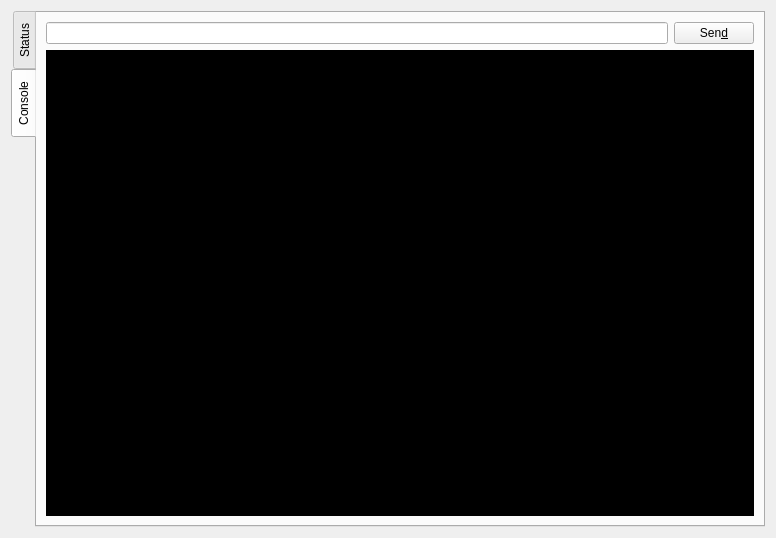
Qt form src/server_widget.ui (jjzhang166/RconGui) before a commit.
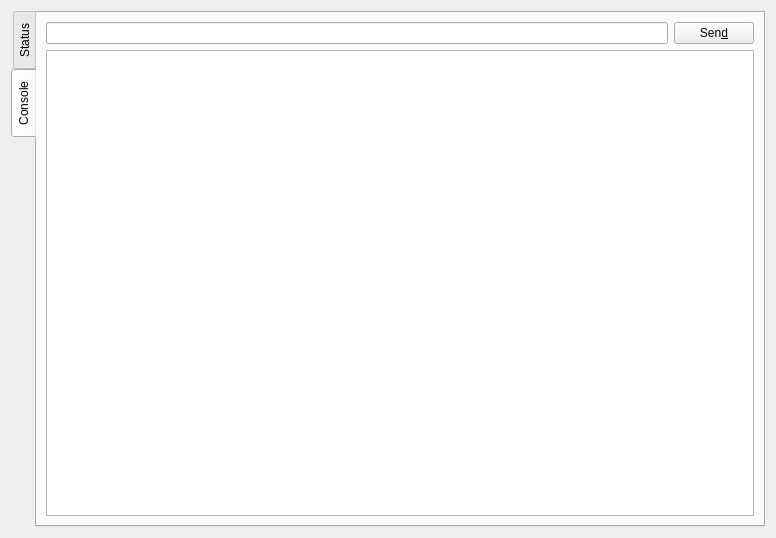
The same form after that commit. The open tabs and pages were chosen to show the change. Icons and pictures are not drawn. Custom widgets are drawn as their Qt base class.

The edit to the form file:
```diff
--- a/src/server_widget.ui
+++ b/src/server_widget.ui
@@ -223,13 +223,6 @@
          <property name="contextMenuPolicy">
           <enum>Qt::CustomContextMenu</enum>
          </property>
-         <property name="styleSheet">
-          <string notr="true">QTextEdit {
-	background-color: black;
-	color: silver;
-	font-family: monospace;
-}</string>
-         </property>
          <property name="undoRedoEnabled">
           <bool>false</bool>
          </property>
```
Left out of the diff: 24 changed lines with no effect on the pictures.
